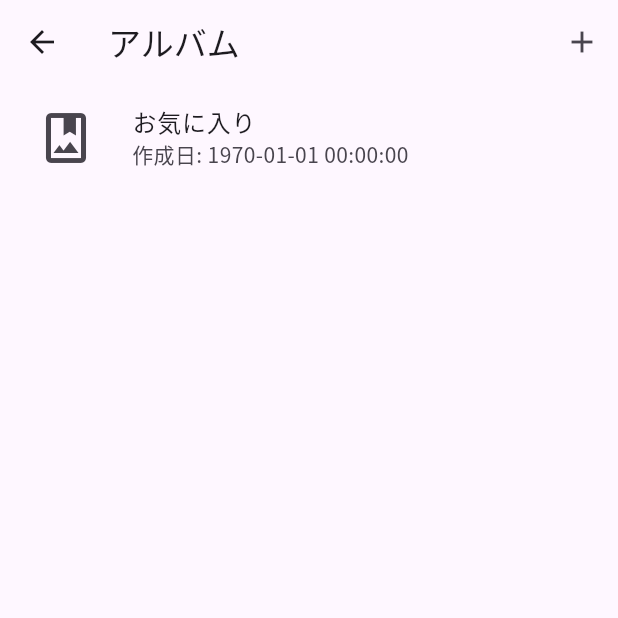
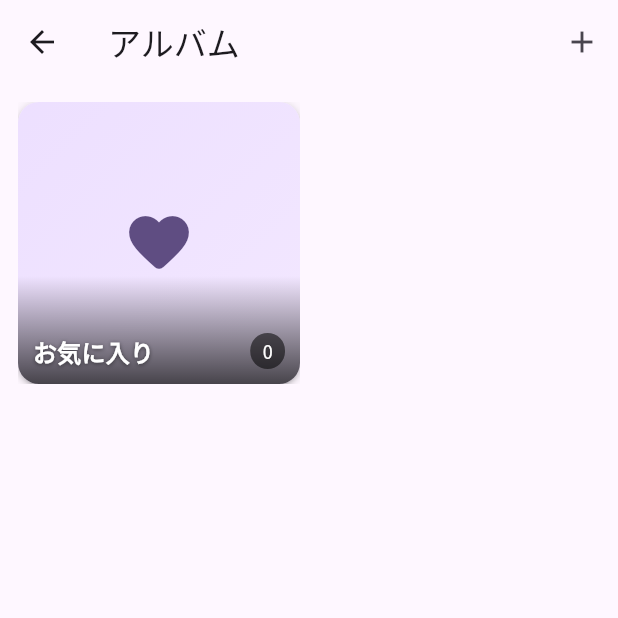
Before and after one commit to minimarimo3/moe_viewer, a Flutter app: the AlbumsScreen screen opened directly, on a phone screen of 412 x 824 dp, the top half of it. Run offline on Flutter 3.47's test engine with Material 3 defaults, Android fonts, the light colour scheme and no system bars; our stand-ins replace dio, file_picker, permission_handler, pool, reorderable_grid_view, scroll_to_index and 4 more; missing offline and left inert: photo_manager, photo_manager_image_provider, pie_menu, tflite_flutter; accounts and stored records are empty.

Commit message:
fix: #33 アルバムの見栄えをよくした

```diff
--- a/lib/src/features/albums/albums_screen.dart
+++ b/lib/src/features/albums/albums_screen.dart
@@ -13,6 +13,7 @@ import 'package:provider/provider.dart';
 import '../detail/detail_screen.dart';
 import '../../common_widgets/file_thumbnail.dart';
 import 'package:reorderable_grid_view/reorderable_grid_view.dart';
+import 'widgets/album_card.dart';
 
 class AlbumsScreen extends StatefulWidget {
   const AlbumsScreen({super.key});
@@ -30,40 +31,6 @@ class _AlbumsScreenState extends State<AlbumsScreen> {
   void initState() {
     super.initState();
     _load();
-  }
-
-  Future<String?> _pickSortMode(
-    BuildContext context, {
-    String initial = 'manual',
-  }) async {
-    const modes = {
-      'added_desc': '追加が新しい順',
-      'added_asc': '追加が古い順',
-      'name_asc': '名前(昇順)',
-      'name_desc': '名前(降順)',
-      'manual': '手動（ドラッグで並び替え）',
-    };
-    return showDialog<String>(
-      context: context,
-      builder: (_) => StatefulBuilder(
-        builder: (context, setState) {
-          var selected = initial;
-          return SimpleDialog(
-            title: const Text('並び替え'),
-            children: modes.entries
-                .map(
-                  (e) => RadioListTile<String>(
-                    value: e.key,
-                    groupValue: selected,
-                    onChanged: (v) => Navigator.pop(context, v),
-                    title: Text(e.value),
-                  ),
-                )
-                .toList(),
-          );
-        },
-      ),
-    );
   }
 
   Future<void> _load() async {
@@ -134,7 +101,35 @@ class _AlbumsScreenState extends State<AlbumsScreen> {
           ? const Center(child: CircularProgressIndicator())
           : _albums.isEmpty
           ? const Center(child: Text('アルバムがありません。右上から作成できます。'))
-          : ListView.builder(
+          : LayoutBuilder(
+              builder: (context, constraints) {
+                final width = constraints.maxWidth;
+                int crossAxisCount;
+                if (width >= 1200) {
+                  crossAxisCount = 5;
+                } else if (width >= 900) {
+                  crossAxisCount = 4;
+                } else if (width >= 600) {
+                  crossAxisCount = 3;
+                } else {
+                  crossAxisCount = 2;
+                }
+                const spacing = 12.0;
+                const pad = 12.0;
+                final itemWidth =
+                    (width - pad * 2 - spacing * (crossAxisCount - 1)) /
+                    crossAxisCount;
+                final dpr = MediaQuery.of(context).devicePixelRatio;
+                final thumbPx = (itemWidth * dpr).round();
+
+                return GridView.builder(
+                  padding: const EdgeInsets.all(pad),
+                  gridDelegate: SliverGridDelegateWithFixedCrossAxisCount(
+                    crossAxisCount: crossAxisCount,
+                    crossAxisSpacing: spacing,
+                    mainAxisSpacing: spacing,
+                    childAspectRatio: 1,
+                  ),
                   itemCount: _albums.length,
                   itemBuilder: (context, index) {
                     final a = _albums[index];
@@ -147,37 +142,15 @@ class _AlbumsScreenState extends State<AlbumsScreen> {
                               sortMode: a.sortMode,
                             ),
                       builder: (context, snapshot) {
-                    final cover =
-                        (snapshot.data != null && snapshot.data!.isNotEmpty)
-                        ? snapshot.data!.first
-                        : null;
-                    final dpr = MediaQuery.of(context).devicePixelRatio;
-                    final coverPx = (56 * dpr).round();
-                    return ListTile(
-                      leading: SizedBox(
-                        width: 56,
-                        height: 56,
-                        child: cover != null
-                            ? ClipRRect(
-                                borderRadius: BorderRadius.circular(6),
-                                child: FittedBox(
-                                  fit: BoxFit.cover,
-                                  clipBehavior: Clip.hardEdge,
-                                  child: FileThumbnail(
-                                    imageFile: cover,
-                                    width: coverPx,
-                                  ),
-                                ),
-                              )
-                            : const Icon(Icons.photo_album_outlined, size: 40),
-                      ),
-                      title: Text(a.name),
-                      subtitle: Text(
-                        '作成日: ${a.createdAt.toLocal().toString().split(".").first}',
-                      ),
+                        final files = snapshot.data ?? const <File>[];
+                        return AlbumCard(
+                          title: a.name,
+                          files: files,
+                          thumbPx: thumbPx,
+                          isFavorite: isFav,
+                          showMenu: !isFav,
                           onTap: () async {
                             if (isFav) {
-                          // お気に入り画面へ
                               await Navigator.push(
                                 context,
                                 MaterialPageRoute(
@@ -195,14 +168,9 @@ class _AlbumsScreenState extends State<AlbumsScreen> {
                             );
                             await _load();
                           },
-                      trailing: isFav
-                          ? null
-                          : PopupMenuButton<String>(
-                              onSelected: (value) async {
+                          onMenuSelected: (value) async {
                             if (value == 'rename') {
-                                  final ctrl = TextEditingController(
-                                    text: a.name,
-                                  );
+                              final ctrl = TextEditingController(text: a.name);
                               final newName = await showDialog<String>(
                                 context: context,
                                 builder: (_) => AlertDialog(
@@ -210,8 +178,7 @@ class _AlbumsScreenState extends State<AlbumsScreen> {
                                   content: TextField(controller: ctrl),
                                   actions: [
                                     TextButton(
-                                          onPressed: () =>
-                                              Navigator.pop(context),
+                                      onPressed: () => Navigator.pop(context),
                                       child: const Text('キャンセル'),
                                     ),
                                     TextButton(
@@ -231,16 +198,6 @@ class _AlbumsScreenState extends State<AlbumsScreen> {
                                 );
                                 await _load();
                               }
-                                } else if (value == 'sort') {
-                                  final selected = await _pickSortMode(
-                                    context,
-                                    initial: a.sortMode,
-                                  );
-                                  if (selected != null) {
-                                    await AlbumsService.instance
-                                        .setAlbumSortMode(a.id, selected);
-                                    await _load();
-                                  }
                             } else if (value == 'delete') {
                               final ok = await showDialog<bool>(
                                 context: context,
@@ -249,8 +206,7 @@ class _AlbumsScreenState extends State<AlbumsScreen> {
                                   content: Text('${a.name} を削除しますか？'),
                                   actions: [
                                     TextButton(
-                                          onPressed: () =>
-                                              Navigator.pop(context),
+                                      onPressed: () => Navigator.pop(context),
                                       child: const Text('キャンセル'),
                                     ),
                                     TextButton(
@@ -262,24 +218,13 @@ class _AlbumsScreenState extends State<AlbumsScreen> {
                                 ),
                               );
                               if (ok == true) {
-                                    await AlbumsService.instance.deleteAlbum(
-                                      a.id,
-                                    );
+                                await AlbumsService.instance.deleteAlbum(a.id);
                                 await _load();
                               }
                             }
                           },
-                              itemBuilder: (context) => const [
-                                PopupMenuItem(
-                                  value: 'rename',
-                                  child: Text('名前変更'),
-                                ),
-                                PopupMenuItem(
-                                  value: 'delete',
-                                  child: Text('削除'),
-                                ),
-                              ],
-                            ),
+                        );
+                      },
                     );
                   },
                 );
--- /dev/null
+++ b/lib/src/features/albums/widgets/album_card.dart
@@ -0,0 +1,267 @@
+import 'dart:io';
+import 'dart:ui';
+
+import 'package:flutter/material.dart';
+import '../../../common_widgets/file_thumbnail.dart';
+
+class AlbumCard extends StatelessWidget {
+  const AlbumCard({
+    super.key,
+    required this.title,
+    required this.files,
+    required this.thumbPx,
+    required this.onTap,
+    this.onLongPress,
+    this.onMenuSelected,
+    this.showMenu = true,
+    this.isFavorite = false,
+  });
+
+  final String title;
+  final List<File> files;
+  final int thumbPx; // device pixels for full card width; mosaic uses half
+  final VoidCallback onTap;
+  final VoidCallback? onLongPress;
+  final ValueChanged<String>? onMenuSelected;
+  final bool showMenu;
+  final bool isFavorite;
+
+  @override
+  Widget build(BuildContext context) {
+    final theme = Theme.of(context);
+    final borderRadius = BorderRadius.circular(14);
+
+    // Up to 4 images for mosaic
+    final coverFiles = files.take(4).toList(growable: false);
+    final countText = files.length.toString();
+
+    return Material(
+      color: Colors.transparent,
+      child: InkWell(
+        borderRadius: borderRadius,
+        onTap: onTap,
+        onLongPress: onLongPress,
+        child: Ink(
+          decoration: ShapeDecoration(
+            color: theme.colorScheme.surface,
+            shape: RoundedRectangleBorder(borderRadius: borderRadius),
+            shadows: kElevationToShadow[2],
+          ),
+          child: ClipRRect(
+            borderRadius: borderRadius,
+            child: Column(
+              crossAxisAlignment: CrossAxisAlignment.stretch,
+              children: [
+                // Cover
+                Expanded(
+                  child: Stack(
+                    children: [
+                      Positioned.fill(
+                        child: coverFiles.isEmpty
+                            ? _PlaceholderCover(isFavorite: isFavorite)
+                            : _MosaicCover(files: coverFiles, thumbPx: thumbPx),
+                      ),
+                      // Gradient for readable text
+                      Positioned(
+                        left: 0,
+                        right: 0,
+                        bottom: 0,
+                        height: 72,
+                        child: IgnorePointer(
+                          child: Container(
+                            decoration: const BoxDecoration(
+                              gradient: LinearGradient(
+                                begin: Alignment.bottomCenter,
+                                end: Alignment.topCenter,
+                                colors: [
+                                  Color.fromARGB(180, 0, 0, 0),
+                                  Color.fromARGB(0, 0, 0, 0),
+                                ],
+                              ),
+                            ),
+                          ),
+                        ),
+                      ),
+                      // Menu button
+                      if (showMenu)
+                        Positioned(
+                          right: 6,
+                          top: 6,
+                          child: _CardMenuButton(onSelected: onMenuSelected),
+                        ),
+                      // Title and count
+                      Positioned(
+                        left: 10,
+                        right: 10,
+                        bottom: 10,
+                        child: Row(
+                          crossAxisAlignment: CrossAxisAlignment.end,
+                          children: [
+                            Expanded(
+                              child: Text(
+                                title,
+                                maxLines: 1,
+                                overflow: TextOverflow.ellipsis,
+                                style: theme.textTheme.titleMedium?.copyWith(
+                                  color: Colors.white,
+                                  fontWeight: FontWeight.w700,
+                                  shadows: const [
+                                    Shadow(
+                                      color: Colors.black54,
+                                      offset: Offset(0, 1),
+                                      blurRadius: 3,
+                                    ),
+                                  ],
+                                ),
+                              ),
+                            ),
+                            const SizedBox(width: 8),
+                            Container(
+                              padding: const EdgeInsets.symmetric(
+                                horizontal: 8,
+                                vertical: 4,
+                              ),
+                              decoration: BoxDecoration(
+                                color: Colors.black54,
+                                borderRadius: BorderRadius.circular(999),
+                              ),
+                              child: Text(
+                                countText,
+                                style: theme.textTheme.labelMedium?.copyWith(
+                                  color: Colors.white,
+                                  fontFeatures: const [
+                                    FontFeature.tabularFigures(),
+                                  ],
+                                ),
+                              ),
+                            ),
+                          ],
+                        ),
+                      ),
+                    ],
+                  ),
+                ),
+              ],
+            ),
+          ),
+        ),
+      ),
+    );
+  }
+}
+
+class _MosaicCover extends StatelessWidget {
+  const _MosaicCover({required this.files, required this.thumbPx});
+  final List<File> files;
+  final int thumbPx;
+
+  @override
+  Widget build(BuildContext context) {
+    // Each cell roughly half width/height in square card
+    final cellPx = (thumbPx / 2).round();
+    if (files.length == 1) {
+      return _thumb(files[0], thumbPx, BoxFit.cover);
+    }
+    return Row(
+      children: [
+        Expanded(
+          child: Column(
+            children: [
+              Expanded(child: _thumb(files[0], cellPx, BoxFit.cover)),
+              const SizedBox(height: 1),
+              Expanded(
+                child: _thumb(
+                  files.length > 2 ? files[2] : files[0],
+                  cellPx,
+                  BoxFit.cover,
+                ),
+              ),
+            ],
+          ),
+        ),
+        const SizedBox(width: 1),
+        Expanded(
+          child: Column(
+            children: [
+              Expanded(child: _thumb(files[1], cellPx, BoxFit.cover)),
+              const SizedBox(height: 1),
+              Expanded(
+                child: _thumb(
+                  files.length > 3 ? files[3] : files[1],
+                  cellPx,
+                  BoxFit.cover,
+                ),
+              ),
+            ],
+          ),
+        ),
+      ],
+    );
+  }
+
+  Widget _thumb(File file, int px, BoxFit fit) {
+    return ClipRect(
+      child: FittedBox(
+        fit: fit,
+        clipBehavior: Clip.hardEdge,
+        child: FileThumbnail(
+          imageFile: file,
+          width: px,
+          key: ValueKey('${file.path}_$px'),
+        ),
+      ),
+    );
+  }
+}
+
+class _PlaceholderCover extends StatelessWidget {
+  const _PlaceholderCover({required this.isFavorite});
+  final bool isFavorite;
+
+  @override
+  Widget build(BuildContext context) {
+    final theme = Theme.of(context);
+    final base = theme.colorScheme.primaryContainer;
+    final onBase = theme.colorScheme.onPrimaryContainer;
+    return Container(
+      decoration: BoxDecoration(
+        gradient: LinearGradient(
+          colors: [base.withOpacity(0.9), base.withOpacity(0.6)],
+          begin: Alignment.topLeft,
+          end: Alignment.bottomRight,
+        ),
+      ),
+      child: Center(
+        child: Icon(
+          isFavorite ? Icons.favorite_rounded : Icons.photo_library_rounded,
+          size: 48,
+          color: onBase.withOpacity(0.9),
+        ),
+      ),
+    );
+  }
+}
+
+class _CardMenuButton extends StatelessWidget {
+  const _CardMenuButton({this.onSelected});
+  final ValueChanged<String>? onSelected;
+
+  @override
+  Widget build(BuildContext context) {
+    return ClipRRect(
+      borderRadius: BorderRadius.circular(999),
+      child: Material(
+        color: Colors.black45,
+        child: PopupMenuButton<String>(
+          padding: EdgeInsets.zero,
+          icon: const Icon(Icons.more_horiz, color: Colors.white),
+          onSelected: onSelected,
+          itemBuilder: (context) => const [
+            PopupMenuItem(value: 'rename', child: Text('名前変更')),
+            PopupMenuItem(value: 'delete', child: Text('削除')),
+          ],
+        ),
+      ),
+    );
+  }
+}
```
Lines whose indentation alone changed are shown as unchanged.
